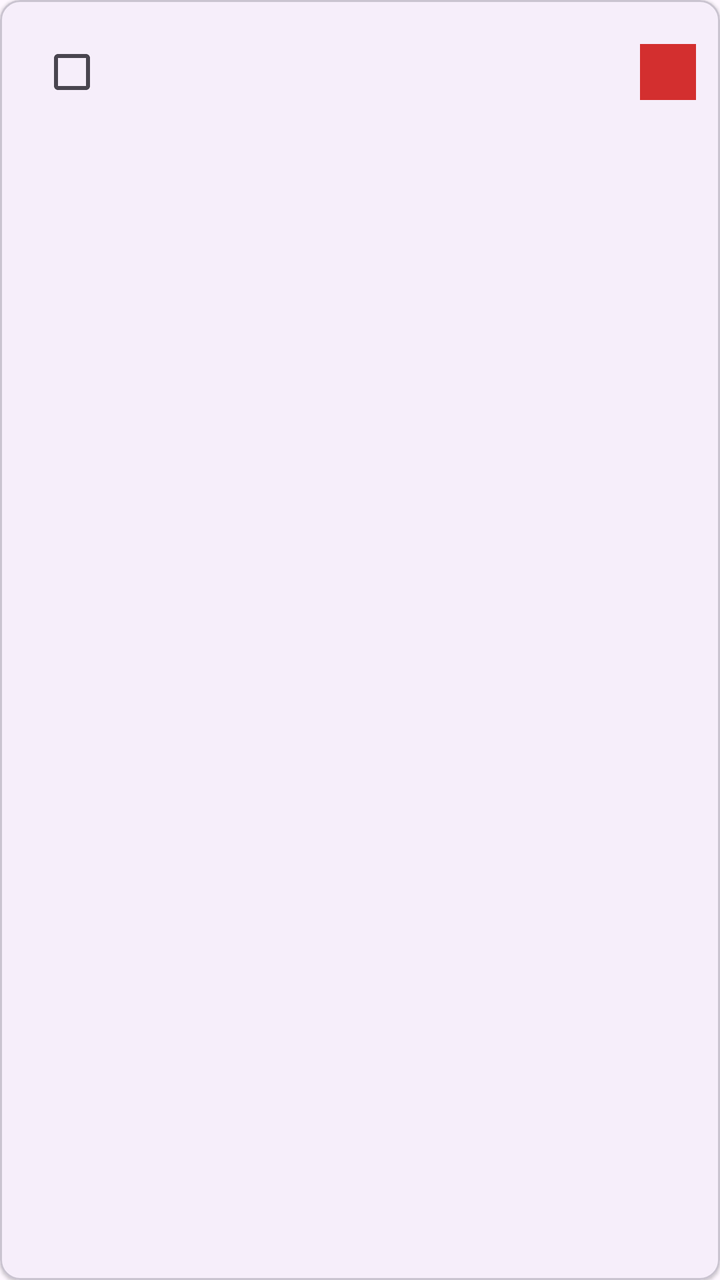
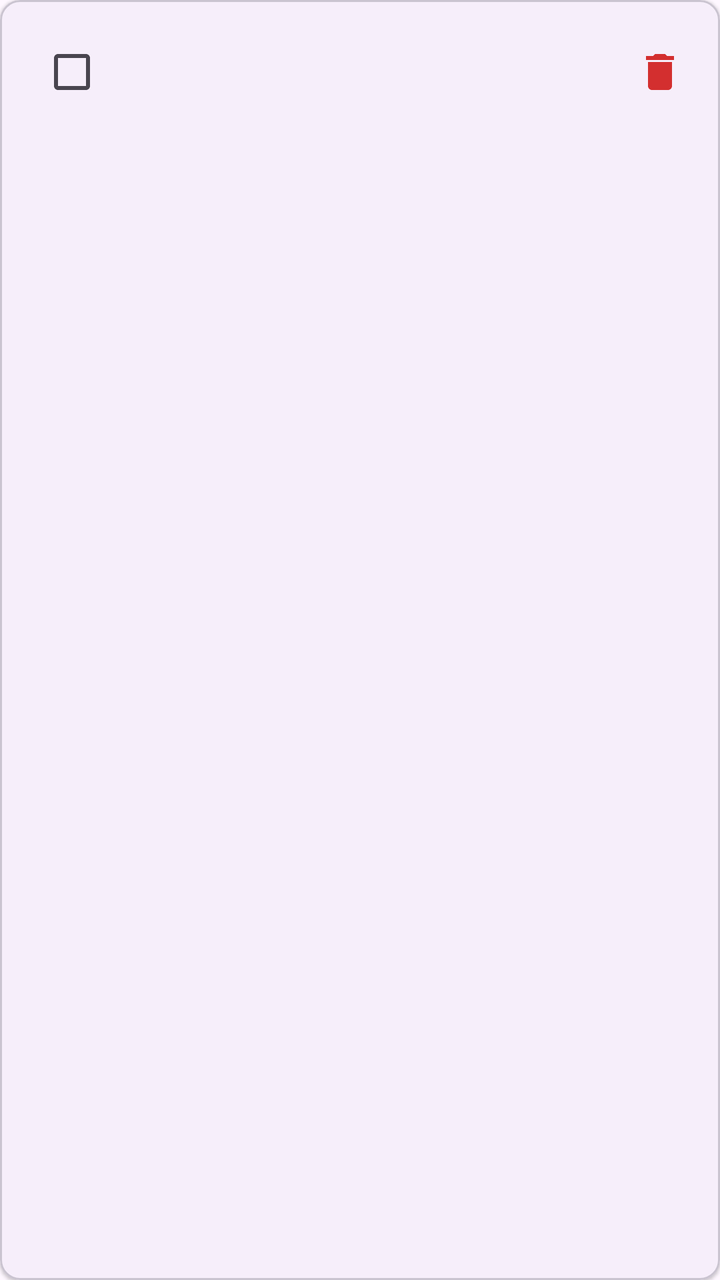

Before-and-after screenshots of an Android layout around one commit, followed by the original layout XML and the change that was made.
<!-- AndroidManifest.xml: application theme Theme.Act1PGL -->
<!-- res/layout/item_habit.xml -->
<?xml version="1.0" encoding="utf-8"?>
<com.google.android.material.card.MaterialCardView xmlns:android="http://schemas.android.com/apk/res/android"
    xmlns:app="http://schemas.android.com/apk/res-auto"
    android:layout_width="match_parent"
    android:layout_height="wrap_content"
    android:layout_marginBottom="8dp"
    app:cardCornerRadius="10dp"
    app:cardElevation="1dp">

    <LinearLayout
        android:layout_width="match_parent"
        android:layout_height="wrap_content"
        android:gravity="center_vertical"
        android:orientation="horizontal"
        android:padding="12dp">

        <CheckBox
            android:id="@+id/cb_habit"
            android:layout_width="wrap_content"
            android:layout_height="wrap_content" />

        <TextView
            android:id="@+id/tv_habit_title"
            android:layout_width="0dp"
            android:layout_height="wrap_content"
            android:layout_marginStart="8dp"
            android:layout_weight="1"
            android:textColor="#1A1A1A"
            android:textSize="15sp" />

        <ImageButton
            android:id="@+id/btn_delete_habit"
            android:layout_width="28dp"
            android:layout_height="28dp"
            android:background="?attr/selectableItemBackgroundBorderless"
            android:contentDescription="Borrar hábito"
            android:src="@drawable/ic_menu"
            android:tint="#D32F2F" />
    </LinearLayout>
</com.google.android.material.card.MaterialCardView>
<!-- resources referenced by this layout -->
<resources>
  <!-- drawable ic_menu (drawable) -->
  <vector xmlns:android="http://schemas.android.com/apk/res/android"
      android:width="512dp"
      android:height="512dp"
      android:viewportWidth="512"
      android:viewportHeight="512">
    <path
        android:pathData="M36.6,65.6c-25.5,6.2 -41.5,32.2 -35.1,56.9 2.4,8.9 7.2,17 13.7,23.1 6.4,5.8 10.1,8 18.8,11 5.3,1.8 12.4,1.9 222.5,1.9l217,-0 5.9,-2.3c8.8,-3.3 13.5,-6.4 19.3,-12.4 5.8,-6.2 9.6,-13.2 11.8,-21.5 6.5,-24.8 -9.8,-50.7 -35.6,-56.8 -9.4,-2.2 -429.1,-2.1 -438.3,0.1z"
        android:fillColor="#000000"
        android:strokeColor="#00000000"/>
    <path
        android:pathData="M35.3,210.5c-12.2,3.3 -23.8,12.3 -29.5,23.1 -14.5,27.1 0,60.1 29.9,67.9 5,1.3 33.3,1.5 220.3,1.5 235,-0 219.9,0.4 231.4,-5.8 7.4,-3.9 15.7,-12.6 19.5,-20.3 13.2,-26.9 -1.5,-58.8 -30.6,-66.4 -8.4,-2.2 -432.9,-2.1 -441,-0z"
        android:fillColor="#000000"
        android:strokeColor="#00000000"/>
    <path
        android:pathData="M40.4,354.1c-18.1,2.3 -34,16.9 -38.9,35.4 -6.5,25.2 10.2,51.5 36.2,57 10.2,2.2 426.4,2.2 436.6,-0 26,-5.5 42.7,-31.8 36.2,-57 -5,-19 -20.7,-33 -39.8,-35.5 -8.8,-1.1 -421.5,-1.1 -430.3,0.1z"
        android:fillColor="#000000"
        android:strokeColor="#00000000"/>
  </vector>
  <style name="Theme.Act1PGL" parent="Base.Theme.Act1PGL" />
  <style name="Base.Theme.Act1PGL" parent="Theme.Material3.DayNight.NoActionBar">
          
          
      </style>
</resources>

<!-- the commit's change to res/layout/item_habit.xml (unified diff, before → after) -->
@@ -30,11 +30,13 @@
 
         <ImageButton
             android:id="@+id/btn_delete_habit"
-            android:layout_width="28dp"
-            android:layout_height="28dp"
+            android:layout_width="36dp"
+            android:layout_height="36dp"
             android:background="?attr/selectableItemBackgroundBorderless"
-            android:contentDescription="Borrar hábito"
-            android:src="@drawable/ic_menu"
-            android:tint="#D32F2F" />
+            android:contentDescription="Borrar"
+            android:padding="6dp"
+            android:scaleType="fitCenter"
+            android:src="@drawable/ic_delete"
+            app:tint="#D32F2F" />
     </LinearLayout>
 </com.google.android.material.card.MaterialCardView>
<!-- resource entries referenced after the edit -->
@@ -1,23 +1,14 @@
 <!-- resources referenced by this layout -->
 <resources>
-  <!-- drawable ic_menu (drawable) -->
+  <!-- drawable ic_delete (drawable) -->
   <vector xmlns:android="http://schemas.android.com/apk/res/android"
-      android:width="512dp"
-      android:height="512dp"
-      android:viewportWidth="512"
-      android:viewportHeight="512">
-    <path
-        android:pathData="M36.6,65.6c-25.5,6.2 -41.5,32.2 -35.1,56.9 2.4,8.9 7.2,17 13.7,23.1 6.4,5.8 10.1,8 18.8,11 5.3,1.8 12.4,1.9 222.5,1.9l217,-0 5.9,-2.3c8.8,-3.3 13.5,-6.4 19.3,-12.4 5.8,-6.2 9.6,-13.2 11.8,-21.5 6.5,-24.8 -9.8,-50.7 -35.6,-56.8 -9.4,-2.2 -429.1,-2.1 -438.3,0.1z"
-        android:fillColor="#000000"
-        android:strokeColor="#00000000"/>
-    <path
-        android:pathData="M35.3,210.5c-12.2,3.3 -23.8,12.3 -29.5,23.1 -14.5,27.1 0,60.1 29.9,67.9 5,1.3 33.3,1.5 220.3,1.5 235,-0 219.9,0.4 231.4,-5.8 7.4,-3.9 15.7,-12.6 19.5,-20.3 13.2,-26.9 -1.5,-58.8 -30.6,-66.4 -8.4,-2.2 -432.9,-2.1 -441,-0z"
-        android:fillColor="#000000"
-        android:strokeColor="#00000000"/>
-    <path
-        android:pathData="M40.4,354.1c-18.1,2.3 -34,16.9 -38.9,35.4 -6.5,25.2 10.2,51.5 36.2,57 10.2,2.2 426.4,2.2 436.6,-0 26,-5.5 42.7,-31.8 36.2,-57 -5,-19 -20.7,-33 -39.8,-35.5 -8.8,-1.1 -421.5,-1.1 -430.3,0.1z"
-        android:fillColor="#000000"
-        android:strokeColor="#00000000"/>
+      android:width="24dp"
+      android:height="24dp"
+      android:viewportWidth="24"
+      android:viewportHeight="24">
+      <path
+          android:fillColor="#FF000000"
+          android:pathData="M6,19c0,1.1 0.9,2 2,2h8c1.1,0 2,-0.9 2,-2V7H6v12zM19,4h-3.5l-1,-1h-5l-1,1H5v2h14V4z"/>
   </vector>
   <style name="Theme.Act1PGL" parent="Base.Theme.Act1PGL" />
   <style name="Base.Theme.Act1PGL" parent="Theme.Material3.DayNight.NoActionBar">
